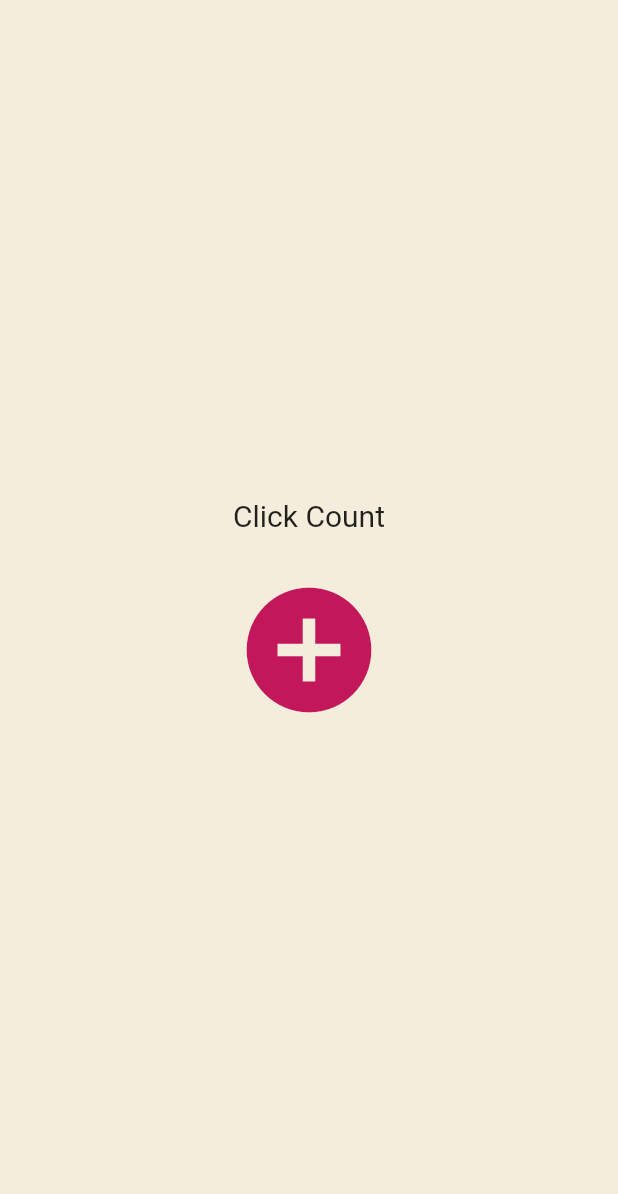
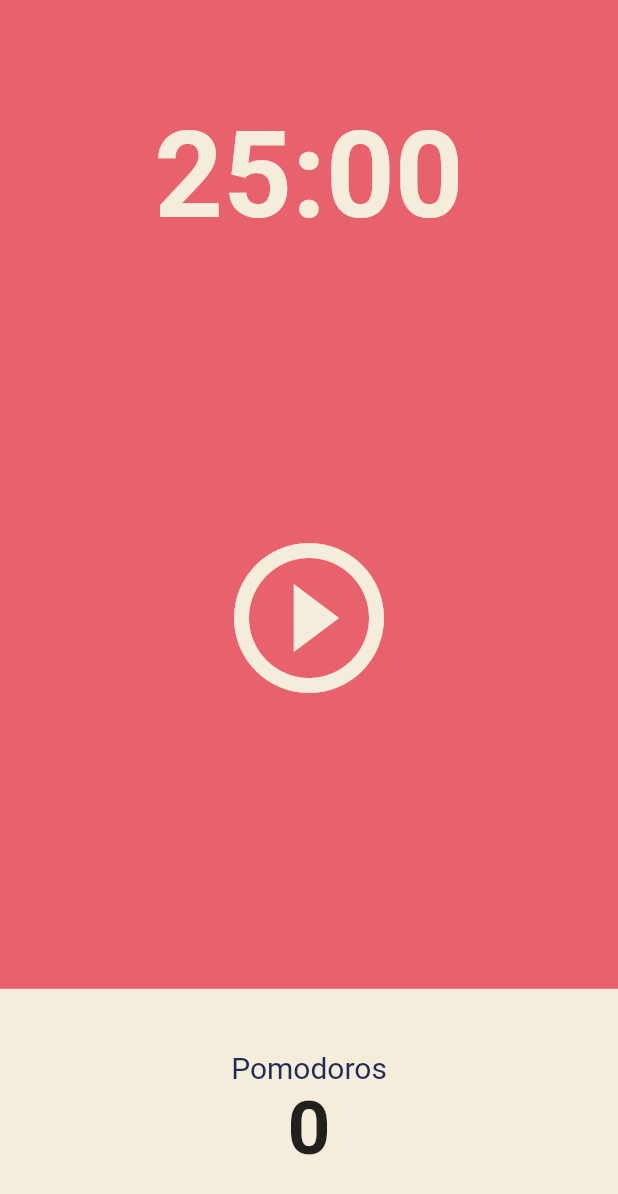
Before and after one commit to bboman21/toonflix, a Flutter app: the screen it shows after launch, on a phone screen of 412 x 824 dp. Shown: the top 1194 px of the screen. Run offline on Flutter 3.47's test engine with Material 2 defaults, Android fonts, the phone set to English and light mode, and no system bars.

Commit message:
pomodoros 1

```diff
--- a/lib/main.dart
+++ b/lib/main.dart
@@ -1,4 +1,5 @@
 import 'package:flutter/material.dart';
+import 'package:toonflix/screens/home_screen.dart';
 
 void main() {
   runApp(const App());
@@ -8,49 +9,52 @@ class App extends StatefulWidget {
   const App({super.key});
 
   @override
-  State<App> createState() => _AppState();
+  State createState() => _AppState();
 }
 
-class _AppState extends State<App> {
-  List<int> numbers = [];
-
-  void onClicked() {
-    setState(() {
-      //변경된 값을 Widget build() {}에게 데이터 변경을 요청하는 함수
-      numbers.add(numbers.length);
-    });
-  }
-
+class _AppState extends State {
   @override
   Widget build(BuildContext context) {
     return MaterialApp(
-      home: Scaffold(
-        backgroundColor: const Color(0xfff4eddb),
-        body: Center(
-          child: Column(
-            mainAxisAlignment: MainAxisAlignment.center,
-            children: [
-              const Text(
-                'Click Count',
-                style: TextStyle(fontSize: 20),
-              ),
-              for (var n in numbers) Text('$n'),
-              const SizedBox(
-                height: 20,
-              ),
-              IconButton(
-                onPressed: onClicked,
-                color: Colors.pink.shade700,
-                focusColor: Colors.black,
-                iconSize: 100,
-                icon: const Icon(
-                  Icons.add_circle,
-                ),
-              ),
-            ],
+      theme: ThemeData(
+        textTheme: const TextTheme(
+          displayLarge: TextStyle(
+            color: Color(0xFF232B55),
           ),
         ),
+        cardColor: const Color(0xFFF4EDDB),
+        scaffoldBackgroundColor: const Color(0xFFE7626C),
       ),
+      home: const HomeScreen(),
     );
   }
 }
+
+
+
+
+// class App extends StatefulWidget {
+//   const App({super.key});
+
+//   @override
+//   State createState() => _AppState();
+// }
+
+// class _AppState extends State {
+//   @override
+//   Widget build(BuildContext context) {
+//     return MaterialApp(
+//       theme: ThemeData(
+//         textTheme: const TextTheme(
+//           displayLarge: TextStyle(
+//             color: Color(0xFF232B55),
+//           ),
+//         ),
+//         cardColor: const Color(0xFFF4EDDB),
+//         colorScheme: ColorScheme.fromSwatch(
+//           backgroundColor: const Color(0xFFE7626C),
+//         ),
+//       ),
+//     );
+//   }
+// }
--- /dev/null
+++ b/lib/screens/home_screen.dart
@@ -0,0 +1,78 @@
+import 'package:flutter/material.dart';
+
+class HomeScreen extends StatefulWidget {
+  const HomeScreen({super.key});
+
+  @override
+  State<HomeScreen> createState() => _HomeScreenState();
+}
+
+class _HomeScreenState extends State<HomeScreen> {
+  @override
+  Widget build(BuildContext context) {
+    return Scaffold(
+      backgroundColor: Theme.of(context).scaffoldBackgroundColor,
+      body: Column(
+        children: [
+          Flexible(
+            flex: 1,
+            child: Container(
+              alignment: Alignment.bottomCenter,
+              child: Text(
+                '25:00',
+                style: TextStyle(
+                  color: Theme.of(context).cardColor,
+                  fontSize: 80,
+                  fontWeight: FontWeight.w600,
+                ),
+              ),
+            ),
+          ),
+          Flexible(
+            flex: 3,
+            child: Center(
+                child: IconButton(
+                    iconSize: 120,
+                    color: Theme.of(context).cardColor,
+                    onPressed: () {},
+                    icon: const Icon(Icons.play_circle_outline))),
+          ),
+          Flexible(
+            flex: 1,
+            child: Row(
+              children: [
+                Expanded(
+                  child: Container(
+                    decoration: BoxDecoration(
+                      color: Theme.of(context).cardColor,
+                    ),
+                    child: Column(
+                      mainAxisAlignment: MainAxisAlignment.center,
+                      children: [
+                        Text(
+                          'Pomodoros',
+                          style: TextStyle(
+                            fontSize: 20,
+                            color:
+                                Theme.of(context).textTheme.displayLarge!.color,
+                          ),
+                        ),
+                        const Text(
+                          '0',
+                          style: TextStyle(
+                            fontSize: 50,
+                            fontWeight: FontWeight.w600,
+                          ),
+                        ),
+                      ],
+                    ),
+                  ),
+                ),
+              ],
+            ),
+          ),
+        ],
+      ),
+    );
+  }
+}
```
Also changed, not shown: pubspec.lock.
